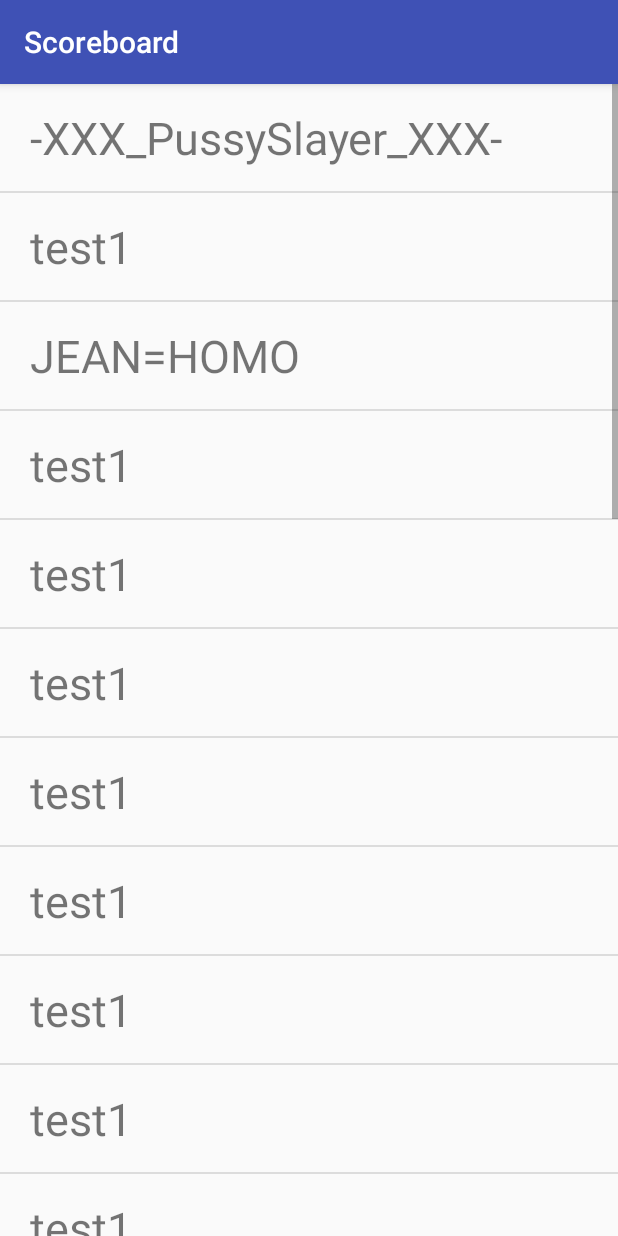
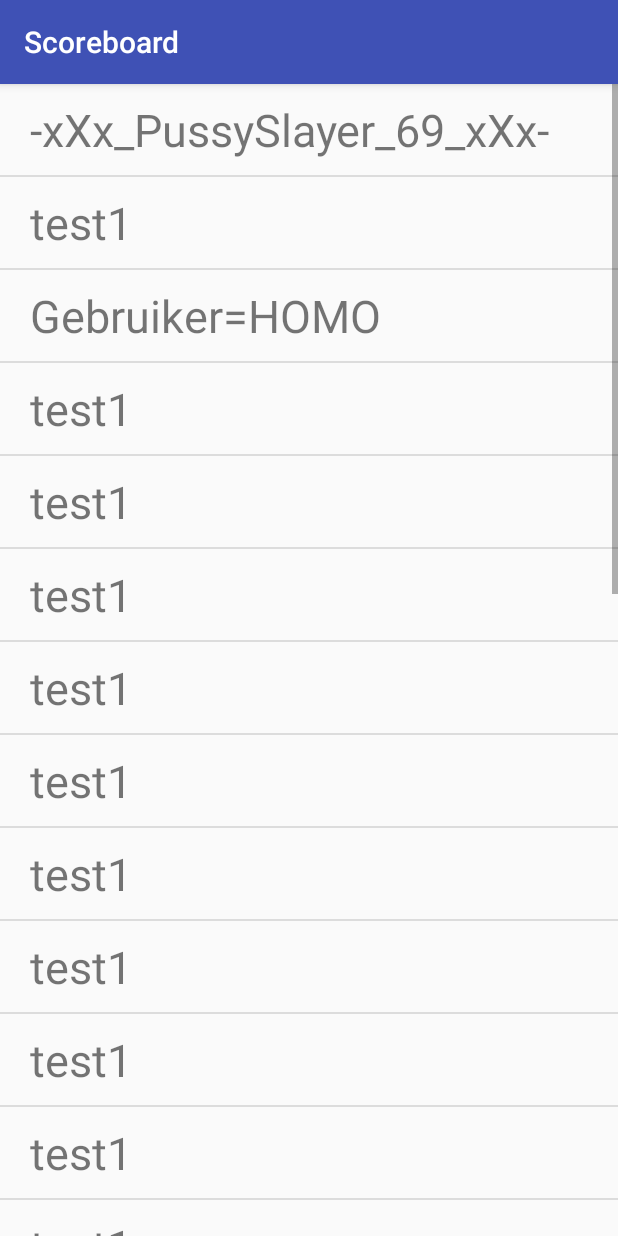
Before and after one commit to jhoobergs/PenO1516A3, an Android app: the screen it shows after launch (ScoreboardActivity), after a tap on "SCOREBOARD", on a phone screen of 412 x 824 dp. Run offline under Robolectric (Android 15) with nearby library versions, the phone set to English and light mode, and no system bars.

Commit message:
extra data for scoreboard

```diff
--- /dev/null
+++ b/NightGame/app/src/main/java/be/cwa3/nightgame/Adapters/ScoreboardAdapter.java
@@ -0,0 +1,59 @@
+package be.cwa3.nightgame.Adapters;
+
+import android.app.Activity;
+import android.content.Context;
+import android.view.LayoutInflater;
+import android.view.View;
+import android.view.ViewGroup;
+import android.widget.ArrayAdapter;
+import android.widget.TextView;
+
+import java.util.List;
+
+import be.cwa3.nightgame.R;
+
+/**
+ * Created by kevin on 19/10/2015.
+ */
+public class ScoreboardAdapter extends ArrayAdapter<String>{
+
+    private List<String> data;
+    private Context context;
+
+    private static final int layoutResourceId = R.layout.list_scores;
+
+    public ScoreboardAdapter(Context context, List<String> data){
+        super(context, layoutResourceId,data);
+        this.context = context;
+        this.data = data;
+    }
+
+    @Override
+    public View getView (int position, View convertView, ViewGroup parent){
+        View row = convertView;
+        Holder holder;
+
+        if(row == null) {
+            LayoutInflater inflater = ((Activity) context).getLayoutInflater();
+            row = inflater.inflate(layoutResourceId, parent, false);
+
+            holder = new Holder();
+            holder.scores = (TextView) row.findViewById(R.id.scores);
+
+
+            row.setTag(holder);
+        }else{
+            holder = (Holder) row.getTag();
+        }
+
+        String menuItem = data.get(position);
+
+        holder.scores.setText(menuItem);
+
+        return row;
+    }
+
+    static class Holder {
+        TextView scores;
+    }
+}
--- a/NightGame/app/src/main/java/be/cwa3/nightgame/HomeActivity.java
+++ b/NightGame/app/src/main/java/be/cwa3/nightgame/HomeActivity.java
@@ -16,10 +16,12 @@ public class HomeActivity extends AppCompatActivity {
     public void onCreate(Bundle savedInstanceState) {
         super.onCreate(savedInstanceState);
         setContentView(R.layout.activity_home);
+
         buttonPlay = (Button) findViewById(R.id.button_play);
         buttonPlay.setOnClickListener(new View.OnClickListener() {
             @Override
             public void onClick(View v) {
+                buttonPlay.setEnabled(false);
                 Intent intent = new Intent(getApplicationContext(), MapActivity.class);
                 startActivity(intent);
             }
@@ -28,6 +30,7 @@ public class HomeActivity extends AppCompatActivity {
         buttonScoreBoard.setOnClickListener(new View.OnClickListener() {
             @Override
             public void onClick(View v) {
+                buttonScoreBoard.setEnabled(false);
                 Intent intent = new Intent(getApplicationContext(), ScoreboardActivity.class);
                 startActivity(intent);
             }
@@ -37,9 +40,18 @@ public class HomeActivity extends AppCompatActivity {
         buttonFriend.setOnClickListener(new View.OnClickListener() {
             @Override
             public void onClick(View v) {
+                buttonFriend.setEnabled(false);
                 Intent intent = new Intent(getApplicationContext(), FriendsActivity.class);
                 startActivity(intent);
             }
         });
     }
+
+    @Override
+    protected void onStart() {
+        super.onStart();
+        buttonPlay.setEnabled(true);
+        buttonFriend.setEnabled(true);
+        buttonScoreBoard.setEnabled(true);
+    }
 }
--- a/NightGame/app/src/main/java/be/cwa3/nightgame/ScoreboardActivity.java
+++ b/NightGame/app/src/main/java/be/cwa3/nightgame/ScoreboardActivity.java
@@ -2,12 +2,15 @@ package be.cwa3.nightgame;
 
 import android.os.Bundle;
 import android.support.v7.app.AppCompatActivity;
+import android.view.View;
+import android.widget.AdapterView;
 import android.widget.ListView;
 
 import java.util.ArrayList;
 import java.util.List;
 
 import be.cwa3.nightgame.Adapters.FriendsAdapter;
+import be.cwa3.nightgame.Adapters.ScoreboardAdapter;
 
 /**
  * Created by kevin on 19/10/2015.
@@ -21,11 +24,13 @@ public class ScoreboardActivity extends AppCompatActivity {
         super.onCreate(savedInstanceState);
         setContentView(R.layout.activity_scoreboard);
 
+
+
         listView = (ListView)findViewById(R.id.listViewScores);
         List<String> fakeData = new ArrayList<>();
-        fakeData.add("-XXX_PussySlayer_XXX-");
+        fakeData.add("-xXx_PussySlayer_69_xXx-");
         fakeData.add("test1");
-        fakeData.add("JEAN=HOMO");
+        fakeData.add("Gebruiker=HOMO");
         fakeData.add("test1");
         fakeData.add("test1");
         fakeData.add("test1");
@@ -50,9 +55,15 @@ public class ScoreboardActivity extends AppCompatActivity {
         fakeData.add("test1");
         fakeData.add("test1");
         fakeData.add("test1");
-        fakeData.add("test1");
+        fakeData.add("trut");
 
-        listView.setAdapter(new FriendsAdapter(this, fakeData));
+        listView.setAdapter(new ScoreboardAdapter(this, fakeData));
+        listView.setOnItemClickListener(new AdapterView.OnItemClickListener() {
+            @Override
+            public void onItemClick(AdapterView<?> parent, View view, int position, long id) {
+                view.findViewById(R.id.extra_data).setVisibility(View.VISIBLE);
 
+            }
+        });
     }
 }
--- /dev/null
+++ b/NightGame/app/src/main/res/layout/list_scores.xml
@@ -0,0 +1,45 @@
+<?xml version="1.0" encoding="utf-8"?>
+<LinearLayout xmlns:android="http://schemas.android.com/apk/res/android"
+    android:orientation="vertical" android:layout_width="match_parent"
+    android:layout_height="match_parent">
+
+    <TextView
+        android:layout_marginTop="10dp"
+        android:layout_marginBottom="10dp"
+        android:layout_marginLeft="20dp"
+        android:textSize="30sp"
+        android:layout_width="wrap_content"
+        android:layout_height="wrap_content"
+        android:text="testest"
+        android:id="@+id/scores"/>
+
+    <LinearLayout
+        android:layout_width="match_parent"
+        android:layout_height="wrap_content"
+        android:orientation="vertical"
+        android:id="@+id/extra_data"
+        android:visibility="gone">
+        <TextView
+            android:layout_marginLeft="50dp"
+            android:textSize="20sp"
+            android:layout_width="match_parent"
+            android:layout_height="wrap_content"
+            android:text="games"
+            android:id="@+id/games"/>
+        <TextView
+            android:layout_marginLeft="50dp"
+            android:textSize="20sp"
+            android:layout_width="match_parent"
+            android:layout_height="wrap_content"
+            android:text="wins"
+            android:id="@+id/wins"/>
+        <TextView
+            android:layout_marginLeft="50dp"
+            android:textSize="20sp"
+            android:layout_width="match_parent"
+            android:layout_height="wrap_content"
+            android:text="missions"
+            android:id="@+id/missions"/>
+    </LinearLayout>
+
+</LinearLayout>
```
